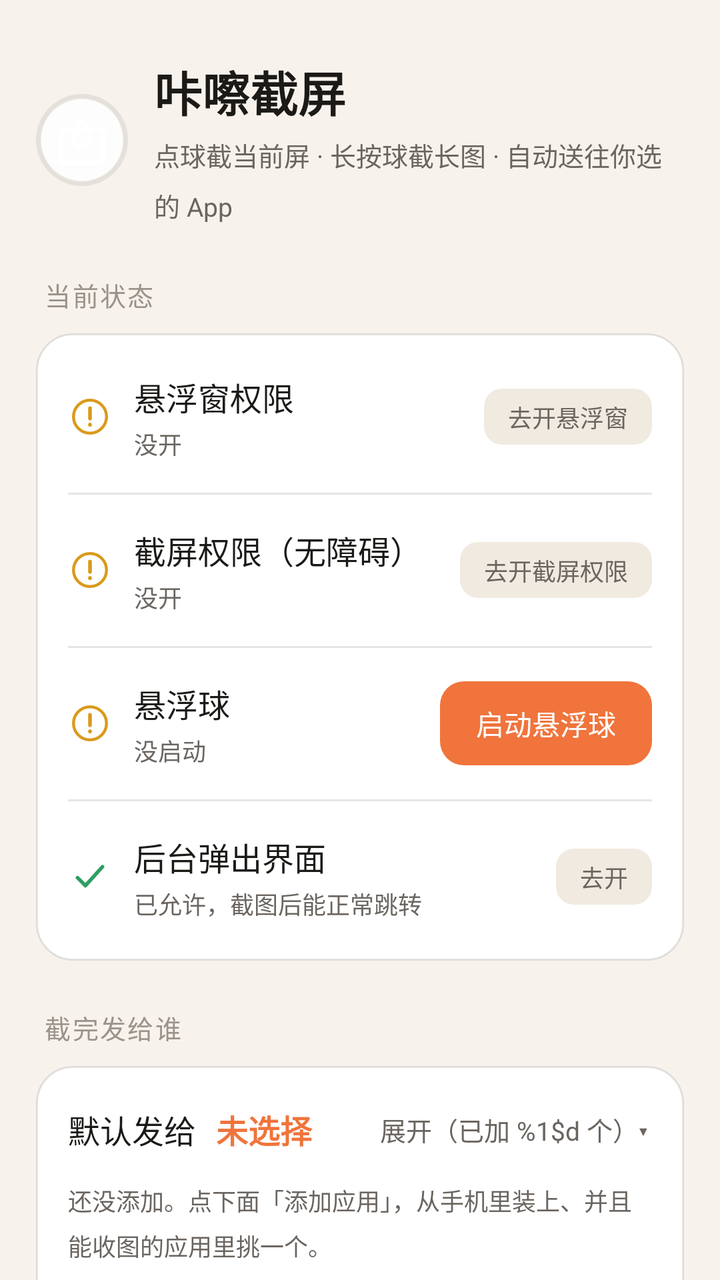
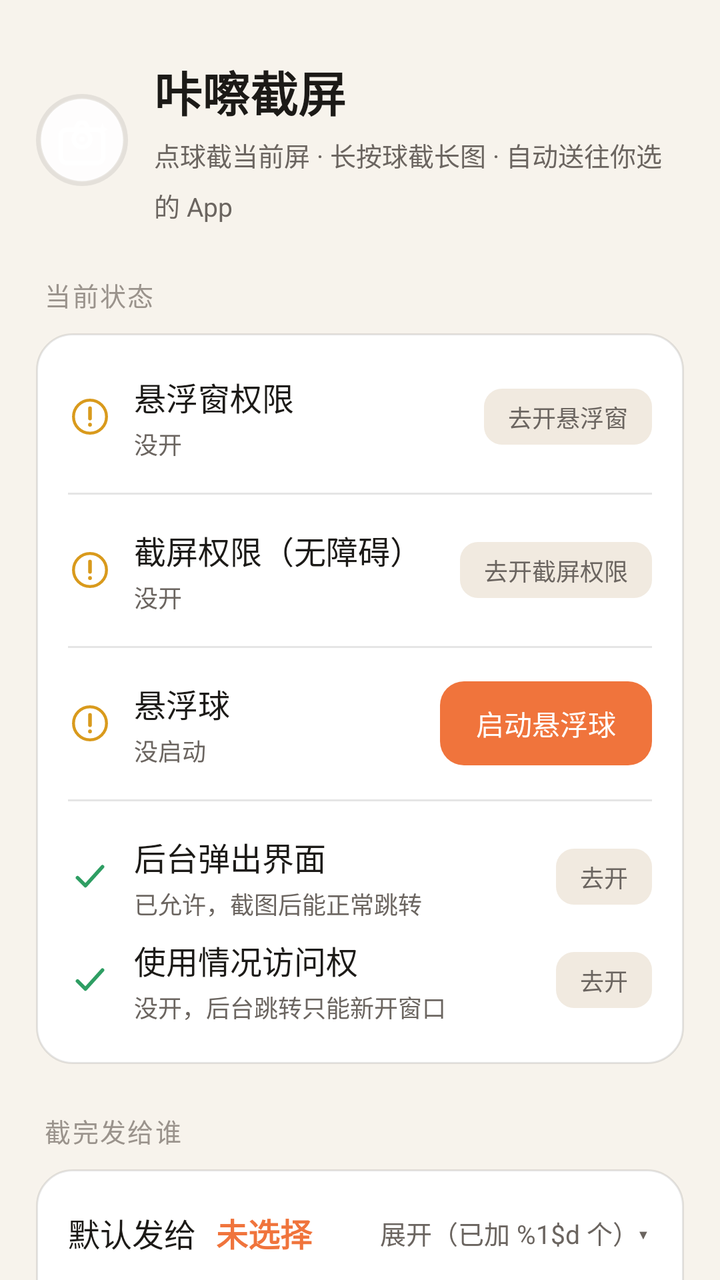

Screens rendered from an Android XML layout before and after an edit, with the pre-edit source and the edit as a unified diff.
<!-- AndroidManifest.xml: application theme Theme.Kacha -->
<!-- res/layout/activity_main.xml -->
<?xml version="1.0" encoding="utf-8"?>
<ScrollView xmlns:android="http://schemas.android.com/apk/res/android"
    android:layout_width="match_parent"
    android:layout_height="match_parent"
    android:background="@color/bg"
    android:clipToPadding="false"
    android:fillViewport="true"
    android:scrollbars="none">

    <LinearLayout
        android:layout_width="match_parent"
        android:layout_height="wrap_content"
        android:orientation="vertical"
        android:paddingLeft="18dp"
        android:paddingTop="28dp"
        android:paddingRight="18dp"
        android:paddingBottom="40dp">

        
        <LinearLayout
            android:layout_width="match_parent"
            android:layout_height="wrap_content"
            android:gravity="center_vertical"
            android:orientation="horizontal">

            <ImageView
                android:layout_width="46dp"
                android:layout_height="46dp"
                android:contentDescription="@string/app_name"
                android:src="@drawable/ic_launcher_foreground"
                android:background="@drawable/bg_ball" />

            <LinearLayout
                android:layout_width="0dp"
                android:layout_height="wrap_content"
                android:layout_marginLeft="13dp"
                android:layout_weight="1"
                android:orientation="vertical">

                <TextView
                    android:layout_width="wrap_content"
                    android:layout_height="wrap_content"
                    android:text="@string/home_title"
                    style="@style/KachaTitle" />

                <TextView
                    android:layout_width="match_parent"
                    android:layout_height="wrap_content"
                    android:layout_marginTop="5dp"
                    android:text="@string/home_subtitle"
                    style="@style/KachaSubTitle" />
            </LinearLayout>
        </LinearLayout>

        
        <TextView
            android:layout_width="wrap_content"
            android:layout_height="wrap_content"
            android:layout_marginTop="26dp"
            android:text="@string/section_status"
            style="@style/KachaSectionTitle" />

        <LinearLayout
            android:layout_width="match_parent"
            android:layout_height="wrap_content"
            style="@style/KachaCard">

            
            <LinearLayout
                android:layout_width="match_parent"
                android:layout_height="wrap_content"
                android:gravity="center_vertical"
                android:orientation="horizontal"
                android:paddingTop="4dp"
                android:paddingBottom="4dp">

                <ImageView
                    android:id="@+id/ivOverlayState"
                    android:layout_width="22dp"
                    android:layout_height="22dp"
                    android:contentDescription="@string/status_overlay"
                    android:src="@drawable/ic_warn" />

                <LinearLayout
                    android:layout_width="0dp"
                    android:layout_height="wrap_content"
                    android:layout_marginLeft="11dp"
                    android:layout_weight="1"
                    android:orientation="vertical">

                    <TextView
                        android:layout_width="wrap_content"
                        android:layout_height="wrap_content"
                        android:text="@string/status_overlay"
                        style="@style/KachaRowTitle" />

                    <TextView
                        android:id="@+id/tvOverlayState"
                        android:layout_width="wrap_content"
                        android:layout_height="wrap_content"
                        android:layout_marginTop="3dp"
                        android:text="@string/status_overlay_off"
                        style="@style/KachaRowSub" />
                </LinearLayout>

                <TextView
                    android:id="@+id/btnOverlay"
                    android:layout_width="wrap_content"
                    android:layout_height="wrap_content"
                    android:text="@string/btn_open_overlay"
                    style="@style/KachaChip" />
            </LinearLayout>

            <View
                android:layout_width="match_parent"
                android:layout_height="1dp"
                android:layout_marginTop="12dp"
                android:layout_marginBottom="12dp"
                android:background="@color/divider" />

            
            <LinearLayout
                android:layout_width="match_parent"
                android:layout_height="wrap_content"
                android:gravity="center_vertical"
                android:orientation="horizontal"
                android:paddingTop="4dp"
                android:paddingBottom="4dp">

                <ImageView
                    android:id="@+id/ivAccState"
                    android:layout_width="22dp"
                    android:layout_height="22dp"
                    android:contentDescription="@string/status_acc"
                    android:src="@drawable/ic_warn" />

                <LinearLayout
                    android:layout_width="0dp"
                    android:layout_height="wrap_content"
                    android:layout_marginLeft="11dp"
                    android:layout_weight="1"
                    android:orientation="vertical">

                    <TextView
                        android:layout_width="wrap_content"
                        android:layout_height="wrap_content"
                        android:text="@string/status_acc"
                        style="@style/KachaRowTitle" />

                    <TextView
                        android:id="@+id/tvAccState"
                        android:layout_width="match_parent"
                        android:layout_height="wrap_content"
                        android:layout_marginTop="3dp"
                        android:text="@string/status_acc_off"
                        style="@style/KachaRowSub" />
                </LinearLayout>

                <TextView
                    android:id="@+id/btnAcc"
                    android:layout_width="wrap_content"
                    android:layout_height="wrap_content"
                    android:text="@string/btn_open_acc"
                    style="@style/KachaChip" />
            </LinearLayout>

            <View
                android:layout_width="match_parent"
                android:layout_height="1dp"
                android:layout_marginTop="12dp"
                android:layout_marginBottom="12dp"
                android:background="@color/divider" />

            
            <LinearLayout
                android:layout_width="match_parent"
                android:layout_height="wrap_content"
                android:gravity="center_vertical"
                android:orientation="horizontal"
                android:paddingTop="4dp"
                android:paddingBottom="4dp">

                <ImageView
                    android:id="@+id/ivBallState"
                    android:layout_width="22dp"
                    android:layout_height="22dp"
                    android:contentDescription="@string/status_ball"
                    android:src="@drawable/ic_warn" />

                <LinearLayout
                    android:layout_width="0dp"
                    android:layout_height="wrap_content"
                    android:layout_marginLeft="11dp"
                    android:layout_weight="1"
                    android:orientation="vertical">

                    <TextView
                        android:layout_width="wrap_content"
                        android:layout_height="wrap_content"
                        android:text="@string/status_ball"
                        style="@style/KachaRowTitle" />

                    <TextView
                        android:id="@+id/tvBallState"
                        android:layout_width="match_parent"
                        android:layout_height="wrap_content"
                        android:layout_marginTop="3dp"
                        android:text="@string/status_ball_off"
                        style="@style/KachaRowSub" />
                </LinearLayout>

                <TextView
                    android:id="@+id/btnBallToggle"
                    android:layout_width="wrap_content"
                    android:layout_height="wrap_content"
                    android:text="@string/btn_ball_toggle_on"
                    style="@style/KachaButtonPrimary" />
            </LinearLayout>

            <View
                android:layout_width="match_parent"
                android:layout_height="1dp"
                android:layout_marginTop="12dp"
                android:layout_marginBottom="12dp"
                android:background="@color/divider" />

            
            <LinearLayout
                android:id="@+id/rowJumpState"
                android:layout_width="match_parent"
                android:layout_height="wrap_content"
                android:gravity="center_vertical"
                android:orientation="horizontal"
                android:paddingTop="4dp"
                android:paddingBottom="4dp">

                <ImageView
                    android:id="@+id/ivJumpState"
                    android:layout_width="22dp"
                    android:layout_height="22dp"
                    android:contentDescription="@string/status_jump"
                    android:src="@drawable/ic_check" />

                <LinearLayout
                    android:layout_width="0dp"
                    android:layout_height="wrap_content"
                    android:layout_marginLeft="11dp"
                    android:layout_weight="1"
                    android:orientation="vertical">

                    <TextView
                        android:layout_width="wrap_content"
                        android:layout_height="wrap_content"
                        android:text="@string/status_jump"
                        style="@style/KachaRowTitle" />

                    <TextView
                        android:id="@+id/tvJumpState"
                        android:layout_width="match_parent"
                        android:layout_height="wrap_content"
                        android:layout_marginTop="3dp"
                        android:text="@string/status_jump_ok"
                        style="@style/KachaRowSub" />
                </LinearLayout>

                <TextView
                    android:id="@+id/btnJumpFix"
                    android:layout_width="wrap_content"
                    android:layout_height="wrap_content"
                    android:text="@string/btn_jump_fix"
                    style="@style/KachaChip" />
            </LinearLayout>
        </LinearLayout>

        
        <TextView
            android:layout_width="wrap_content"
            android:layout_height="wrap_content"
            android:layout_marginTop="24dp"
            android:text="@string/section_target"
            style="@style/KachaSectionTitle" />

        <LinearLayout
            android:layout_width="match_parent"
            android:layout_height="wrap_content"
            style="@style/KachaCard">

            
            <LinearLayout
                android:layout_width="match_parent"
                android:layout_height="wrap_content"
                android:gravity="center_vertical"
                android:orientation="horizontal">

                <TextView
                    android:layout_width="wrap_content"
                    android:layout_height="wrap_content"
                    android:text="@string/target_default_label"
                    style="@style/KachaRowTitle" />

                <TextView
                    android:id="@+id/tvDefaultTarget"
                    android:layout_width="0dp"
                    android:layout_height="wrap_content"
                    android:layout_marginLeft="10dp"
                    android:layout_weight="1"
                    android:ellipsize="end"
                    android:maxLines="1"
                    android:text="@string/target_none_chosen"
                    android:textColor="@color/accent"
                    android:textSize="16sp"
                    android:textStyle="bold" />

                
                <TextView
                    android:id="@+id/tvTargetsToggle"
                    android:layout_width="wrap_content"
                    android:layout_height="wrap_content"
                    android:layout_marginLeft="10dp"
                    android:clickable="true"
                    android:focusable="true"
                    android:paddingLeft="10dp"
                    android:paddingTop="6dp"
                    android:paddingRight="2dp"
                    android:paddingBottom="6dp"
                    android:text="@string/targets_toggle_expand"
                    android:textColor="@color/text_secondary"
                    android:textSize="13sp" />
            </LinearLayout>

            
            <TextView
                android:id="@+id/tvTargetEmpty"
                android:layout_width="match_parent"
                android:layout_height="wrap_content"
                android:layout_marginTop="11dp"
                android:text="@string/target_empty"
                style="@style/KachaRowSub" />

            
            <LinearLayout
                android:id="@+id/boxTargets"
                android:layout_width="match_parent"
                android:layout_height="wrap_content"
                android:layout_marginTop="12dp"
                android:orientation="vertical" />

            <TextView
                android:id="@+id/btnAddTarget"
                android:layout_width="match_parent"
                android:layout_height="wrap_content"
                android:layout_marginTop="13dp"
                android:text="@string/target_add"
                style="@style/KachaButton" />
        </LinearLayout>

        
        <TextView
            android:layout_width="wrap_content"
            android:layout_height="wrap_content"
            android:layout_marginTop="24dp"
            android:text="@string/section_switch"
            style="@style/KachaSectionTitle" />

        <LinearLayout
            android:layout_width="match_parent"
            android:layout_height="wrap_content"
            style="@style/KachaCard">

            
            <LinearLayout
                android:layout_width="match_parent"
                android:layout_height="wrap_content"
                android:gravity="center_vertical"
                android:orientation="horizontal">

                <LinearLayout
                    android:layout_width="0dp"
                    android:layout_height="wrap_content"
                    android:layout_weight="1"
                    android:orientation="vertical">

                    <TextView
                        android:layout_width="wrap_content"
                        android:layout_height="wrap_content"
                        android:text="@string/sw_gallery"
                        style="@style/KachaRowTitle" />

                    <TextView
                        android:layout_width="match_parent"
                        android:layout_height="wrap_content"
                        android:layout_marginTop="3dp"
                        android:text="@string/sw_gallery_sub"
                        style="@style/KachaRowSub" />
                </LinearLayout>

                <com.google.android.material.switchmaterial.SwitchMaterial
                    android:id="@+id/swGallery"
                    android:layout_width="wrap_content"
                    android:layout_height="wrap_content"
                    android:layout_marginLeft="14dp" />
            </LinearLayout>

            <View
                android:layout_width="match_parent"
                android:layout_height="1dp"
                android:layout_marginTop="13dp"
                android:layout_marginBottom="13dp"
                android:background="@color/divider" />

            
            <LinearLayout
                android:layout_width="match_parent"
                android:layout_height="wrap_content"
                android:gravity="center_vertical"
                android:orientation="horizontal">

                <LinearLayout
                    android:layout_width="0dp"
                    android:layout_height="wrap_content"
                    android:layout_weight="1"
                    android:orientation="vertical">

                    <TextView
                        android:layout_width="wrap_content"
                        android:layout_height="wrap_content"
                        android:text="@string/sw_clipboard"
                        style="@style/KachaRowTitle" />

                    <TextView
                        android:layout_width="match_parent"
                        android:layout_height="wrap_content"
                        android:layout_marginTop="3dp"
                        android:text="@string/sw_clipboard_sub"
                        style="@style/KachaRowSub" />
                </LinearLayout>

                <com.google.android.material.switchmaterial.SwitchMaterial
                    android:id="@+id/swClipboard"
                    android:layout_width="wrap_content"
                    android:layout_height="wrap_content"
                    android:layout_marginLeft="14dp" />
            </LinearLayout>

            <View
                android:layout_width="match_parent"
                android:layout_height="1dp"
                android:layout_marginTop="13dp"
                android:layout_marginBottom="13dp"
                android:background="@color/divider" />

            
            <LinearLayout
                android:layout_width="match_parent"
                android:layout_height="wrap_content"
                android:gravity="center_vertical"
                android:orientation="horizontal">

                <LinearLayout
                    android:layout_width="0dp"
                    android:layout_height="wrap_content"
                    android:layout_weight="1"
                    android:orientation="vertical">

                    <TextView
                        android:layout_width="wrap_content"
                        android:layout_height="wrap_content"
                        android:text="@string/sw_auto_send"
                        style="@style/KachaRowTitle" />

                    <TextView
                        android:layout_width="match_parent"
                        android:layout_height="wrap_content"
                        android:layout_marginTop="3dp"
                        android:text="@string/sw_auto_send_sub"
                        style="@style/KachaRowSub" />
                </LinearLayout>

                <com.google.android.material.switchmaterial.SwitchMaterial
                    android:id="@+id/swAutoSend"
                    android:layout_width="wrap_content"
                    android:layout_height="wrap_content"
                    android:layout_marginLeft="14dp" />
            </LinearLayout>

            <View
                android:layout_width="match_parent"
                android:layout_height="1dp"
                android:layout_marginTop="13dp"
                android:layout_marginBottom="13dp"
                android:background="@color/divider" />

            
            <LinearLayout
                android:layout_width="match_parent"
                android:layout_height="wrap_content"
                android:gravity="center_vertical"
                android:orientation="horizontal">

                <LinearLayout
                    android:layout_width="0dp"
                    android:layout_height="wrap_content"
                    android:layout_weight="1"
                    android:orientation="vertical">

                    <TextView
                        android:layout_width="wrap_content"
                        android:layout_height="wrap_content"
                        android:text="@string/sw_boot"
                        style="@style/KachaRowTitle" />

                    <TextView
                        android:layout_width="match_parent"
                        android:layout_height="wrap_content"
                        android:layout_marginTop="3dp"
                        android:text="@string/sw_boot_sub"
                        style="@style/KachaRowSub" />
                </LinearLayout>

                <com.google.android.material.switchmaterial.SwitchMaterial
                    android:id="@+id/swBoot"
                    android:layout_width="wrap_content"
                    android:layout_height="wrap_content"
                    android:layout_marginLeft="14dp" />
            </LinearLayout>
        </LinearLayout>

        
        <TextView
            android:layout_width="wrap_content"
            android:layout_height="wrap_content"
            android:layout_marginTop="24dp"
            android:text="@string/section_help"
            style="@style/KachaSectionTitle" />

        <LinearLayout
            android:layout_width="match_parent"
            android:layout_height="wrap_content"
            style="@style/KachaCard">

            <TextView
                android:layout_width="match_parent"
                android:layout_height="wrap_content"
                android:drawablePadding="9dp"
                android:lineSpacingMultiplier="1.5"
                android:text="@string/help_line1"
                style="@style/KachaRowSub"
                android:textColor="@color/text_primary"
                android:textSize="14sp" />

            <TextView
                android:layout_width="match_parent"
                android:layout_height="wrap_content"
                android:layout_marginTop="9dp"
                android:lineSpacingMultiplier="1.5"
                android:text="@string/help_line2"
                style="@style/KachaRowSub"
                android:textColor="@color/text_primary"
                android:textSize="14sp" />

            <TextView
                android:layout_width="match_parent"
                android:layout_height="wrap_content"
                android:layout_marginTop="9dp"
                android:lineSpacingMultiplier="1.5"
                android:text="@string/help_line3"
                style="@style/KachaRowSub"
                android:textColor="@color/text_primary"
                android:textSize="14sp" />

            <TextView
                android:layout_width="match_parent"
                android:layout_height="wrap_content"
                android:layout_marginTop="9dp"
                android:lineSpacingMultiplier="1.5"
                android:text="@string/help_line4"
                style="@style/KachaRowSub"
                android:textColor="@color/text_primary"
                android:textSize="14sp" />

            <View
                android:layout_width="match_parent"
                android:layout_height="1dp"
                android:layout_marginTop="15dp"
                android:layout_marginBottom="13dp"
                android:background="@color/divider" />

            <TextView
                android:layout_width="wrap_content"
                android:layout_height="wrap_content"
                android:text="@string/help_note_title"
                android:textColor="@color/text_secondary"
                android:textSize="13sp"
                android:textStyle="bold" />

            <TextView
                android:layout_width="match_parent"
                android:layout_height="wrap_content"
                android:layout_marginTop="8dp"
                android:lineSpacingMultiplier="1.5"
                android:text="@string/help_note1"
                style="@style/KachaRowSub" />

            <TextView
                android:layout_width="match_parent"
                android:layout_height="wrap_content"
                android:layout_marginTop="6dp"
                android:lineSpacingMultiplier="1.5"
                android:text="@string/help_note2"
                style="@style/KachaRowSub" />

            <TextView
                android:layout_width="match_parent"
                android:layout_height="wrap_content"
                android:layout_marginTop="6dp"
                android:lineSpacingMultiplier="1.5"
                android:text="@string/help_note3"
                style="@style/KachaRowSub" />

            <TextView
                android:layout_width="match_parent"
                android:layout_height="wrap_content"
                android:layout_marginTop="6dp"
                android:lineSpacingMultiplier="1.5"
                android:text="@string/help_note4"
                style="@style/KachaRowSub" />

        </LinearLayout>

        
        <TextView
            android:id="@+id/tvVersion"
            android:layout_width="match_parent"
            android:layout_height="wrap_content"
            android:layout_marginTop="22dp"
            android:gravity="center"
            android:textColor="@color/text_tertiary"
            android:textSize="12sp" />
    </LinearLayout>
</ScrollView>
<!-- resources referenced by this layout -->
<resources>
  <color name="accent">#FFF0743C</color>
  <color name="bg">#FFF7F3EC</color>
  <color name="divider">#1A000000</color>
  <color name="text_primary">#FF1C1A17</color>
  <color name="text_secondary">#FF6B6560</color>
  <color name="text_tertiary">#FF9A938C</color>
  <string name="app_name">咔嚓截屏</string>
  <string name="btn_ball_toggle_on">启动悬浮球</string>
  <string name="btn_jump_fix">去开</string>
  <string name="btn_open_acc">去开截屏权限</string>
  <string name="btn_open_overlay">去开悬浮窗</string>
  <string name="help_line1">点一下悬浮球 → 截当前这一屏 → 自动送到「默认」那个 App</string>
  <string name="help_line2">长按悬浮球 → 自动一屏屏往下滚，拼成一张长图再送过去</string>
  <string name="help_line3">拖动悬浮球可以挪位置；松手会自动贴到屏幕边上</string>
  <string name="help_line4">手机闲置一会儿，球会缩成一个贴边小点；碰一下就回来</string>
  <string name="help_note1">· 送过去是**新开一个对话**，接不上你正在聊的那条（安卓分享机制的限制，谁也做不到）</string>
  <string name="help_note2">· 银行、支付这类受保护的页面截不了，这是系统的安全限制</string>
  <string name="help_note3">· 页面有吸顶栏或懒得加载时，长图可能接缝不齐 —— 那就多截几次短图</string>
  <string name="help_note4">· 国内手机管家可能把球清掉，隔段时间用不了就回来点一下「启动悬浮球」</string>
  <string name="help_note_title">几个要提前知道的事</string>
  <string name="home_subtitle">点球截当前屏 · 长按球截长图 · 自动送往你选的 App</string>
  <string name="home_title">咔嚓截屏</string>
  <string name="section_help">怎么用</string>
  <string name="section_status">当前状态</string>
  <string name="section_switch">导出动作</string>
  <string name="section_target">截完发给谁</string>
  <string name="status_acc">截屏权限（无障碍）</string>
  <string name="status_acc_off">没开</string>
  <string name="status_ball">悬浮球</string>
  <string name="status_ball_off">没启动</string>
  <string name="status_jump">后台弹出界面</string>
  <string name="status_jump_ok">已允许，截图后能正常跳转</string>
  <string name="status_overlay">悬浮窗权限</string>
  <string name="status_overlay_off">没开</string>
  <string name="sw_auto_send">截完自动送过去</string>
  <string name="sw_auto_send_sub">关掉的话，截图只进相册和剪贴板，不自动跳转。</string>
  <string name="sw_boot">开机自动启动悬浮球</string>
  <string name="sw_boot_sub">重启手机后不用再手动打开。</string>
  <string name="sw_clipboard">同时放进剪贴板</string>
  <string name="sw_clipboard_sub">备用。有些 App 不支持粘贴图片，粘不出来就把这个关掉。</string>
  <string name="sw_gallery">同时存进相册</string>
  <string name="sw_gallery_sub">兜底用。图片存在相册的「咔嚓截屏」文件夹里，随手可删。</string>
  <string name="target_add">＋ 添加应用</string>
  <string name="target_default_label">默认发给</string>
  <string name="target_empty">还没添加。点下面「添加应用」，从手机里装上、并且能收图的应用里挑一个。</string>
  <string name="target_none_chosen">未选择</string>
  <string name="targets_toggle_expand">展开（已加 %1$d 个）▾</string>
  <style name="KachaCard">
          <item name="android:background">@drawable/bg_card</item>
          <item name="android:orientation">vertical</item>
          <item name="android:padding">16dp</item>
      </style>
  <style name="KachaRowTitle" parent="Widget.AppCompat.TextView">
          <item name="android:textColor">@color/text_primary</item>
          <item name="android:textSize">16sp</item>
          <item name="android:includeFontPadding">false</item>
      </style>
  <color name="ball_fill">#F2FFFFFF</color>
  <color name="ball_ring">#33FFFFFF</color>
  <color name="ok">#FF2E9E63</color>
  <color name="warn">#FFD99A1C</color>
  <!-- drawable bg_btn_primary (drawable) -->
  <?xml version="1.0" encoding="utf-8"?>
  <shape xmlns:android="http://schemas.android.com/apk/res/android"
      android:shape="rectangle">
      <solid android:color="@color/accent" />
      <corners android:radius="12dp" />
  </shape>
  <color name="text_on_accent">#FFFFFFFF</color>
  <!-- drawable bg_chip (drawable) -->
  <?xml version="1.0" encoding="utf-8"?>
  <shape xmlns:android="http://schemas.android.com/apk/res/android"
      android:shape="rectangle">
      <solid android:color="@color/surface_alt" />
      <corners android:radius="9dp" />
  </shape>
  <color name="accent_pressed">#FFD85F28</color>
  <color name="surface">#FFFFFFFF</color>
  <color name="surface_alt">#FFF1EAE0</color>
</resources>

<!-- the commit's change to res/layout/activity_main.xml (unified diff, before → after) -->
@@ -268,6 +268,53 @@
                     android:layout_width="wrap_content"
                     android:layout_height="wrap_content"
                     android:text="@string/btn_jump_fix"
+                    style="@style/KachaChip" />
+            </LinearLayout>
+
+            
+            <LinearLayout
+                android:id="@+id/rowUsageState"
+                android:layout_width="match_parent"
+                android:layout_height="wrap_content"
+                android:gravity="center_vertical"
+                android:orientation="horizontal"
+                android:paddingTop="4dp"
+                android:paddingBottom="4dp">
+
+                <ImageView
+                    android:id="@+id/ivUsageState"
+                    android:layout_width="22dp"
+                    android:layout_height="22dp"
+                    android:contentDescription="@string/status_usage"
+                    android:src="@drawable/ic_check" />
+
+                <LinearLayout
+                    android:layout_width="0dp"
+                    android:layout_height="wrap_content"
+                    android:layout_marginLeft="11dp"
+                    android:layout_weight="1"
+                    android:orientation="vertical">
+
+                    <TextView
+                        android:layout_width="wrap_content"
+                        android:layout_height="wrap_content"
+                        android:text="@string/status_usage"
+                        style="@style/KachaRowTitle" />
+
+                    <TextView
+                        android:id="@+id/tvUsageState"
+                        android:layout_width="match_parent"
+                        android:layout_height="wrap_content"
+                        android:layout_marginTop="3dp"
+                        android:text="@string/status_usage_off"
+                        style="@style/KachaRowSub" />
+                </LinearLayout>
+
+                <TextView
+                    android:id="@+id/btnUsageFix"
+                    android:layout_width="wrap_content"
+                    android:layout_height="wrap_content"
+                    android:text="@string/btn_usage_fix"
                     style="@style/KachaChip" />
             </LinearLayout>
         </LinearLayout>
<!-- resource entries referenced after the edit -->
@@ -11,6 +11,7 @@
   <string name="btn_jump_fix">去开</string>
   <string name="btn_open_acc">去开截屏权限</string>
   <string name="btn_open_overlay">去开悬浮窗</string>
+  <string name="btn_usage_fix">去开</string>
   <string name="help_line1">点一下悬浮球 → 截当前这一屏 → 自动送到「默认」那个 App</string>
   <string name="help_line2">长按悬浮球 → 自动一屏屏往下滚，拼成一张长图再送过去</string>
   <string name="help_line3">拖动悬浮球可以挪位置；松手会自动贴到屏幕边上</string>
@@ -34,6 +35,8 @@
   <string name="status_jump_ok">已允许，截图后能正常跳转</string>
   <string name="status_overlay">悬浮窗权限</string>
   <string name="status_overlay_off">没开</string>
+  <string name="status_usage">使用情况访问权</string>
+  <string name="status_usage_off">没开，后台跳转只能新开窗口</string>
   <string name="sw_auto_send">截完自动送过去</string>
   <string name="sw_auto_send_sub">关掉的话，截图只进相册和剪贴板，不自动跳转。</string>
   <string name="sw_boot">开机自动启动悬浮球</string>
